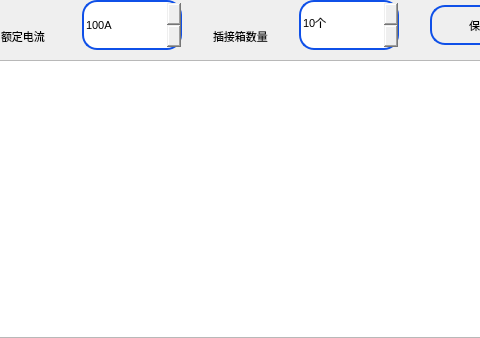
Above: setting/setnames/setnameswid.ui from ChinaClever/BusBar-Qt before the change; both pictures show x 248 to 728 and y 0 to 338 of the 814 by 338 pixel window. Below: the same form after it.
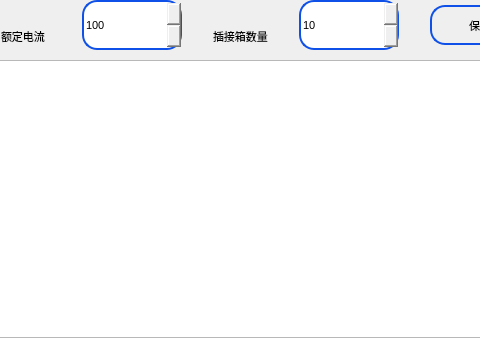
That is the form after the change. Icons and pictures are not drawn.

```diff
--- a/setting/setnames/setnameswid.ui
+++ b/setting/setnames/setnameswid.ui
@@ -183,7 +183,7 @@
 }</string>
        </property>
        <property name="suffix">
-        <string>A</string>
+        <string/>
        </property>
        <property name="prefix">
         <string/>
@@ -289,7 +289,7 @@
 }</string>
        </property>
        <property name="suffix">
-        <string>个</string>
+        <string/>
        </property>
        <property name="prefix">
         <string/>
```
